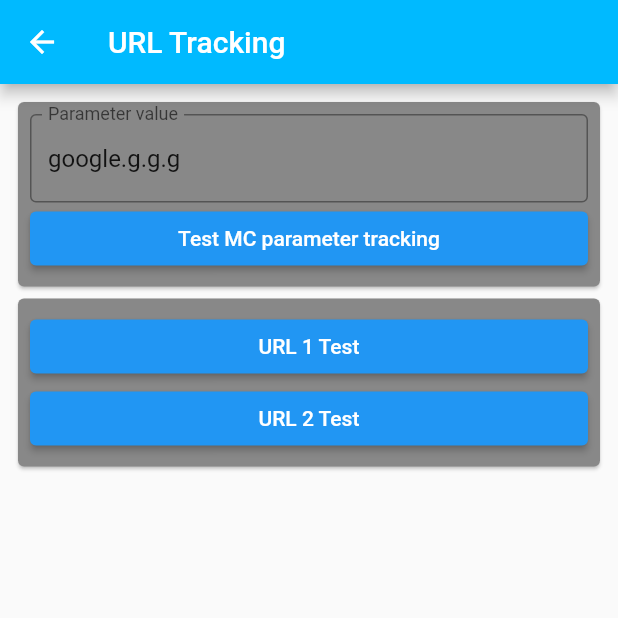
After one commit to mapp-digital/Mapp-Intelligence-Flutter-Tracking, a Flutter app: the DeepLinkTracking screen opened directly, on a phone screen of 412 x 824 dp, the top half of it. The commit adds this screen. Run offline on Flutter 3.47's test engine with Material 2 defaults, Android fonts, the light colour scheme and no system bars; our stand-ins replace chewie, video_player.

Commit message:
Updated examples

```diff
--- /dev/null
+++ b/example/lib/DeepLinkTracking.dart
@@ -0,0 +1,88 @@
+import 'package:flutter/material.dart';
+import 'package:plugin_mappintelligence/plugin_mappintelligence.dart';
+
+class DeepLinkTracking extends StatelessWidget {
+  DeepLinkTracking({Key? key}) : super(key: key);
+
+  TextEditingController _controller =
+      TextEditingController(text: "google.g.g.g");
+
+  void testMCParameterTracking() {
+    final text = _controller.text;
+    if (text.isNotEmpty) {
+      final params = Map<String, String>.from({"mc": text});
+      PluginMappintelligence.trackPage("DeepLink Tracking", params);
+    }
+  }
+
+  void testUrl1() {
+    final url =
+        "https://testurl.com/?wt_mc=email.newsletter.nov2020.thursday&cc45=parameter45";
+    PluginMappintelligence.trackUrl(url, null);
+    PluginMappintelligence.trackPage("DeepLink Tracking");
+    PluginMappintelligence.sendAndCleanData();
+  }
+
+  void testUrl2() {
+    final url =
+        "https://testurl.com/?abc=email.newsletter.nov2020.thursday&wt_cc12=parameter12";
+    PluginMappintelligence.trackUrl(url, "abc");
+    PluginMappintelligence.trackPage("DeepLink Tracking");
+    PluginMappintelligence.sendAndCleanData();
+  }
+
+  @override
+  Widget build(BuildContext context) {
+    return Scaffold(
+      appBar: AppBar(
+        title: Text('URL Tracking'),
+        backgroundColor: Theme.of(context).primaryColor,
+      ),
+      body: Padding(
+        padding: const EdgeInsets.all(8.0),
+        child: ListView(
+          children: [
+            Card(
+              child: Padding(
+                padding: const EdgeInsets.all(8.0),
+                child: Column(
+                  children: [
+                    TextField(
+                        controller: _controller,
+                        decoration: InputDecoration(
+                            border: OutlineInputBorder(),
+                            labelText: "Parameter value")),
+                    Container(
+                      width: double.maxFinite,
+                      child: ElevatedButton(
+                          onPressed: testMCParameterTracking,
+                          child: Text("Test MC parameter tracking")),
+                    )
+                  ],
+                ),
+              ),
+            ),
+            Card(
+              child: Padding(
+                padding: const EdgeInsets.all(8.0),
+                child: Column(
+                  mainAxisAlignment: MainAxisAlignment.spaceBetween,
+                  children: [
+                    Container(
+                        width: double.maxFinite,
+                        child: ElevatedButton(
+                            onPressed: testUrl1, child: Text("URL 1 Test"))),
+                    Container(
+                        width: double.maxFinite,
+                        child: ElevatedButton(
+                            onPressed: testUrl2, child: Text("URL 2 Test"))),
+                  ],
+                ),
+              ),
+            ),
+          ],
+        ),
+      ),
+    );
+  }
+}
--- a/example/lib/Details.dart
+++ b/example/lib/Details.dart
@@ -138,6 +138,10 @@ class DetailsView extends StatelessWidget {
           PluginMappintelligence.sendAndCleanData();
         },
         child: Text("Send data and clean")));
+    buttons.add(ElevatedButton(onPressed: () async {
+      PluginMappintelligence.getCurrentConfig();
+    }, child : Text("Print current config"),
+    ));
     return buttons;
   }
 
--- a/example/lib/DeutcheBank.dart
+++ b/example/lib/DeutscheBank.dart
@@ -2,7 +2,7 @@ import 'package:flutter/material.dart';
 import 'package:plugin_mappintelligence/object_tracking_classes.dart';
 import 'package:plugin_mappintelligence/plugin_mappintelligence.dart';
 
-class DeutcheBank extends StatelessWidget {
+class DeutscheBank extends StatelessWidget {
   SessionParameters sessionParameters() {
     String environment = String.fromEnvironment(
       'ENVIRONMENT',
--- a/example/lib/main.dart
+++ b/example/lib/main.dart
@@ -1,7 +1,8 @@
 import 'package:flutter/material.dart';
 import 'package:plugin_mappintelligence/object_tracking_classes.dart';
 import 'package:plugin_mappintelligence/plugin_mappintelligence.dart';
-import 'package:plugin_mappintelligence_example/DeutcheBank.dart';
+import 'package:plugin_mappintelligence_example/DeepLinkTracking.dart';
+import 'package:plugin_mappintelligence_example/DeutscheBank.dart';
 import 'ActionTracking.dart';
 import 'Campaign.dart';
 import 'Details.dart';
@@ -20,7 +21,7 @@ void main() async {
   PluginMappintelligence.setLogLevel(LogLevel.all);
   PluginMappintelligence.setBatchSupportEnabledWithSize(false, 150);
   PluginMappintelligence.setRequestInterval(1);
-  PluginMappintelligence.setAnonymousTracking(true, [""], true);
+  PluginMappintelligence.setAnonymousTracking(false, [""]);
   PluginMappintelligence.build();
   runApp(MyApp());
 }
@@ -46,6 +47,7 @@ class HomePage extends StatelessWidget {
   final List<String> _screens = const [
     "Configuration",
     "Page Tracking",
+    "URL Tracking",
     "Action",
     "Campaign",
     "Ecommerce",
@@ -53,7 +55,7 @@ class HomePage extends StatelessWidget {
     "WebviewForAndroid",
     "Media",
     "Exception",
-    "Deutsche Bank"
+    "Page View Event"
   ];
 
   Widget _determineWidget(int index) {
@@ -63,21 +65,23 @@ class HomePage extends StatelessWidget {
       case 1:
         return PageTracking();
       case 2:
+        return DeepLinkTracking();
+      case 3:
         return ActionTracking();
-      case 3:
+      case 4:
         return Campaign();
-      case 4:
+      case 5:
         return Ecommerce();
-      case 5:
+      case 6:
         return WebviewApp();
-      case 6:
+      case 7:
         return WebviewForAndroid();
-      case 7:
+      case 8:
         return Media();
-      case 8:
+      case 9:
         return ExceptionTracking();
-      case 9:
-        return DeutcheBank();
+      case 10:
+        return DeutscheBank();
       default:
         return DetailsView(index);
     }
--- a/pubspec.yaml
+++ b/pubspec.yaml
@@ -1,6 +1,6 @@
 name: plugin_mappintelligence
 description: The MappIntelligence SDK allows you to track user activities, screen flow and media usage for an App. All data is send to the MappIntelligence tracking system for further analysis.
-version: 5.1.0
+version: 5.0.2
 homepage: https://github.com/mapp-digital/Mapp-Intelligence-Flutter-Tracking
 
 environment:
```
Also changed, not shown: example/lib/FormTracking.dart (+4 -6 lines), lib/plugin_mappintelligence.dart (+9 -3 lines), 3 other files.
